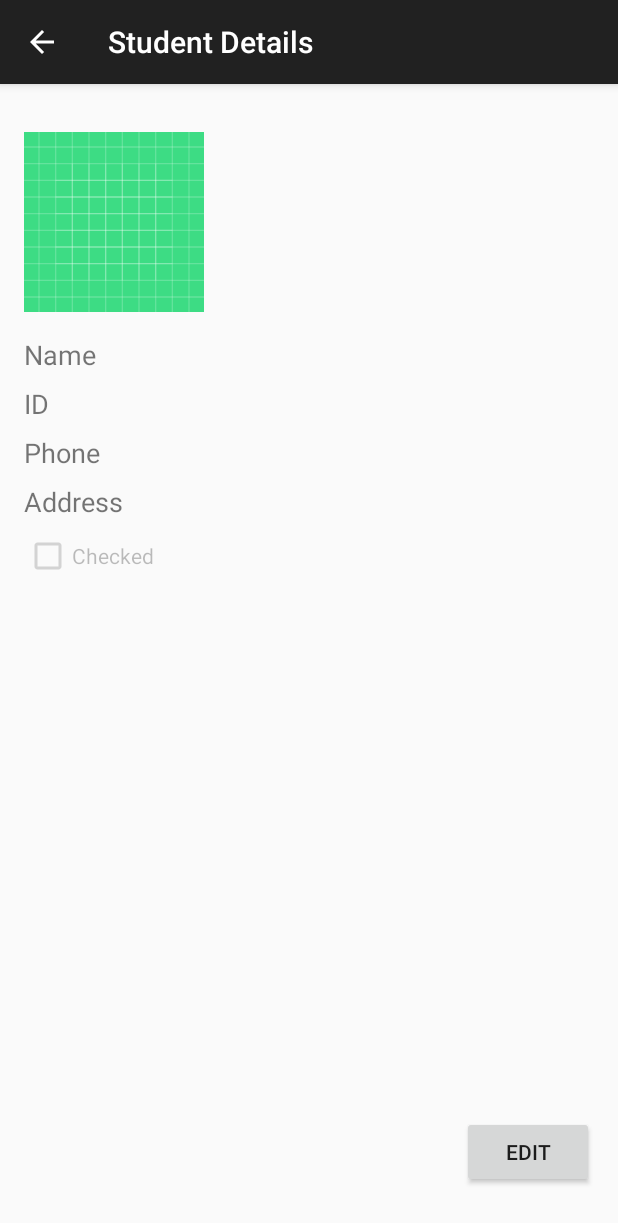
After one commit to royfreund/StudentsApp, an Android app built with Jetpack Compose: the StudentDetailsActivity screen opened directly, with no data from a screen before it, on a phone screen of 412 x 824 dp. The commit adds this screen. Shown: the top 1223 px of the screen. Run offline under Robolectric (Android 15) with nearby library versions, the phone set to English and light mode, and no system bars.

Commit message:
add student details

```diff
--- a/app/src/main/AndroidManifest.xml
+++ b/app/src/main/AndroidManifest.xml
@@ -19,13 +19,20 @@
         <activity
             android:name=".activities.StudentsRecyclerViewActivity"
             android:exported="true"
-            android:label="@string/students_list_screen_label">
+            android:label="@string/students_list_screen_label"
+            android:theme="@style/Theme.StudentsApp">
             <intent-filter>
                 <action android:name="android.intent.action.MAIN" />
 
                 <category android:name="android.intent.category.LAUNCHER" />
             </intent-filter>
         </activity>
+        <activity
+            android:name=".activities.StudentDetailsActivity"
+            android:exported="false"
+            android:label="@string/student_details_screen_label"
+            android:parentActivityName=".activities.StudentsRecyclerViewActivity"
+            android:theme="@style/Theme.StudentsApp" />
     </application>
 
 </manifest>
--- a/app/src/main/java/com/example/studentsapp/activities/CreateStudentActivity.kt
+++ b/app/src/main/java/com/example/studentsapp/activities/CreateStudentActivity.kt
@@ -22,11 +22,12 @@ class CreateStudentActivity : AppCompatActivity() {
     fun saveStudent(view: View) {
         val studentName = findViewById<EditText>(R.id.tvNameInput).text.toString()
         val studentId = findViewById<EditText>(R.id.tvIdInput).text.toString()
+        val avatar = ""
         val studentPhone = findViewById<EditText>(R.id.tvPhoneInput).text.toString()
         val studentAddress = findViewById<EditText>(R.id.tvAddressInput).text.toString()
         val studentIsChecked = findViewById<CheckBox>(R.id.btnCheckbox).isChecked
 
-        val student = Student(studentName, studentId, studentPhone, studentAddress, studentIsChecked)
+        val student = Student(studentName, studentId, avatar, studentPhone, studentAddress, studentIsChecked)
         Model.instance.addStudent(student)
         this.closeActivity(view)
     }
--- /dev/null
+++ b/app/src/main/java/com/example/studentsapp/activities/StudentDetailsActivity.kt
@@ -0,0 +1,40 @@
+package com.example.studentsapp.activities
+
+import android.os.Bundle
+import android.widget.Button
+import android.widget.CheckBox
+import android.widget.ImageView
+import android.widget.TextView
+import androidx.appcompat.app.AppCompatActivity
+import com.example.studentsapp.R
+import com.example.studentsapp.model.Student
+
+class StudentDetailsActivity : AppCompatActivity() {
+
+    override fun onCreate(savedInstanceState: Bundle?) {
+        super.onCreate(savedInstanceState)
+        setContentView(R.layout.activity_student_details)
+
+        supportActionBar?.setDisplayHomeAsUpEnabled(true)
+
+        val student = intent.getSerializableExtra("student") as? Student
+
+        student?.let {
+            findViewById<TextView>(R.id.studentName).text = it.name
+            findViewById<TextView>(R.id.studentId).text = it.id
+            findViewById<TextView>(R.id.studentPhone).text = it.phone
+            findViewById<TextView>(R.id.studentAddress).text = it.address
+            findViewById<CheckBox>(R.id.studentChecked).isChecked = it.isChecked
+            findViewById<ImageView>(R.id.studentDetailImage).setImageResource(R.drawable.ic_launcher_background)
+        }
+
+        findViewById<Button>(R.id.editButton).setOnClickListener {
+            // TODO: Implement edit functionality
+        }
+    }
+
+    override fun onSupportNavigateUp(): Boolean {
+        onBackPressedDispatcher.onBackPressed()
+        return true
+    }
+}
--- a/app/src/main/java/com/example/studentsapp/activities/StudentsRecyclerViewActivity.kt
+++ b/app/src/main/java/com/example/studentsapp/activities/StudentsRecyclerViewActivity.kt
@@ -29,8 +29,11 @@ class StudentsRecyclerViewActivity : AppCompatActivity() {
             }
 
             override fun onStudentClick(student: Student?) {
-                Log.i("TAG", "Student $student")
-            }
+                val intent = Intent(this@StudentsRecyclerViewActivity, StudentDetailsActivity::class.java)
+    intent.putExtra("student", student)
+    startActivity(intent)
+    Log.i("TAG", "Student $student")
+}
         }
 
         studentsRecyclerView.adapter = adapter
--- a/app/src/main/java/com/example/studentsapp/model/Student.kt
+++ b/app/src/main/java/com/example/studentsapp/model/Student.kt
@@ -1,3 +1,12 @@
 package com.example.studentsapp.model
 
-data class Student(val name: String, val id: String, val phone: String, val address: String, var isChecked: Boolean)
+import java.io.Serializable
+
+data class Student(
+    val name: String,
+    val id: String,
+    val avatar: String,
+    val address: String,
+    val phone: String,
+    var isChecked: Boolean
+) : Serializable
--- /dev/null
+++ b/app/src/main/res/layout/activity_student_details.xml
@@ -0,0 +1,111 @@
+<?xml version="1.0" encoding="utf-8"?>
+<androidx.constraintlayout.widget.ConstraintLayout xmlns:android="http://schemas.android.com/apk/res/android"
+    xmlns:app="http://schemas.android.com/apk/res-auto"
+    android:layout_width="match_parent"
+    android:layout_height="match_parent"
+    android:padding="16dp">
+
+    <ImageView
+        android:id="@+id/studentDetailImage"
+        android:layout_width="120dp"
+        android:layout_height="120dp"
+        android:layout_marginTop="16dp"
+        android:contentDescription="@string/student_image_description"
+        android:scaleType="centerCrop"
+        app:layout_constraintStart_toStartOf="parent"
+        app:layout_constraintTop_toTopOf="parent"
+        android:src="@drawable/ic_launcher_background" />
+
+    <TextView
+        android:id="@+id/nameLabel"
+        android:layout_width="wrap_content"
+        android:layout_height="wrap_content"
+        android:layout_marginTop="16dp"
+        android:text="@string/name_label"
+        android:textSize="18sp"
+        app:layout_constraintStart_toStartOf="parent"
+        app:layout_constraintTop_toBottomOf="@id/studentDetailImage" />
+
+    <TextView
+        android:id="@+id/studentName"
+        android:layout_width="wrap_content"
+        android:layout_height="wrap_content"
+        android:textSize="18sp"
+        app:layout_constraintStart_toEndOf="@id/nameLabel"
+        app:layout_constraintTop_toTopOf="@id/nameLabel" />
+
+    <TextView
+        android:id="@+id/idLabel"
+        android:layout_width="wrap_content"
+        android:layout_height="wrap_content"
+        android:layout_marginTop="8dp"
+        android:text="@string/id_label"
+        android:textSize="18sp"
+        app:layout_constraintStart_toStartOf="parent"
+        app:layout_constraintTop_toBottomOf="@id/nameLabel" />
+
+    <TextView
+        android:id="@+id/studentId"
+        android:layout_width="wrap_content"
+        android:layout_height="wrap_content"
+        android:textSize="18sp"
+        app:layout_constraintStart_toEndOf="@id/idLabel"
+        app:layout_constraintTop_toTopOf="@id/idLabel" />
+
+    <TextView
+        android:id="@+id/phoneLabel"
+        android:layout_width="wrap_content"
+        android:layout_height="wrap_content"
+        android:layout_marginTop="8dp"
+        android:text="@string/phone_label"
+        android:textSize="18sp"
+        app:layout_constraintStart_toStartOf="parent"
+        app:layout_constraintTop_toBottomOf="@id/idLabel" />
+
+    <TextView
+        android:id="@+id/studentPhone"
+        android:layout_width="wrap_content"
+        android:layout_height="wrap_content"
+        android:textSize="18sp"
+        app:layout_constraintStart_toEndOf="@id/phoneLabel"
+        app:layout_constraintTop_toTopOf="@id/phoneLabel" />
+
+    <TextView
+        android:id="@+id/addressLabel"
+        android:layout_width="wrap_content"
+        android:layout_height="wrap_content"
+        android:layout_marginTop="8dp"
+        android:text="@string/address_label"
+        android:textSize="18sp"
+        app:layout_constraintStart_toStartOf="parent"
+        app:layout_constraintTop_toBottomOf="@id/phoneLabel" />
+
+    <TextView
+        android:id="@+id/studentAddress"
+        android:layout_width="wrap_content"
+        android:layout_height="wrap_content"
+        android:textSize="18sp"
+        app:layout_constraintStart_toEndOf="@id/addressLabel"
+        app:layout_constraintTop_toTopOf="@id/addressLabel" />
+
+    <CheckBox
+        android:id="@+id/studentChecked"
+        android:layout_width="wrap_content"
+        android:layout_height="wrap_content"
+        android:layout_marginTop="8dp"
+        android:text="@string/checked_label"
+        android:enabled="false"
+        app:layout_constraintStart_toStartOf="parent"
+        app:layout_constraintTop_toBottomOf="@id/addressLabel" />
+
+    <Button
+        android:id="@+id/editButton"
+        android:layout_width="wrap_content"
+        android:layout_height="wrap_content"
+        android:layout_marginTop="16dp"
+        android:text="@string/edit_label"
+        app:layout_constraintEnd_toEndOf="parent"
+        app:layout_constraintBottom_toBottomOf="parent"
+        android:layout_marginBottom="16dp" />
+
+</androidx.constraintlayout.widget.ConstraintLayout>
--- a/app/src/main/res/values/strings.xml
+++ b/app/src/main/res/values/strings.xml
@@ -9,4 +9,7 @@
     <string name="checked_label">Checked</string>
     <string name="cancel_label">Cancel</string>
     <string name="save_label">Save</string>
+    <string name="edit_label">EDIT</string>
+    <string name="student_image_description">image</string>
+    <string name="student_details_screen_label">Student Details</string>
 </resources>
```
